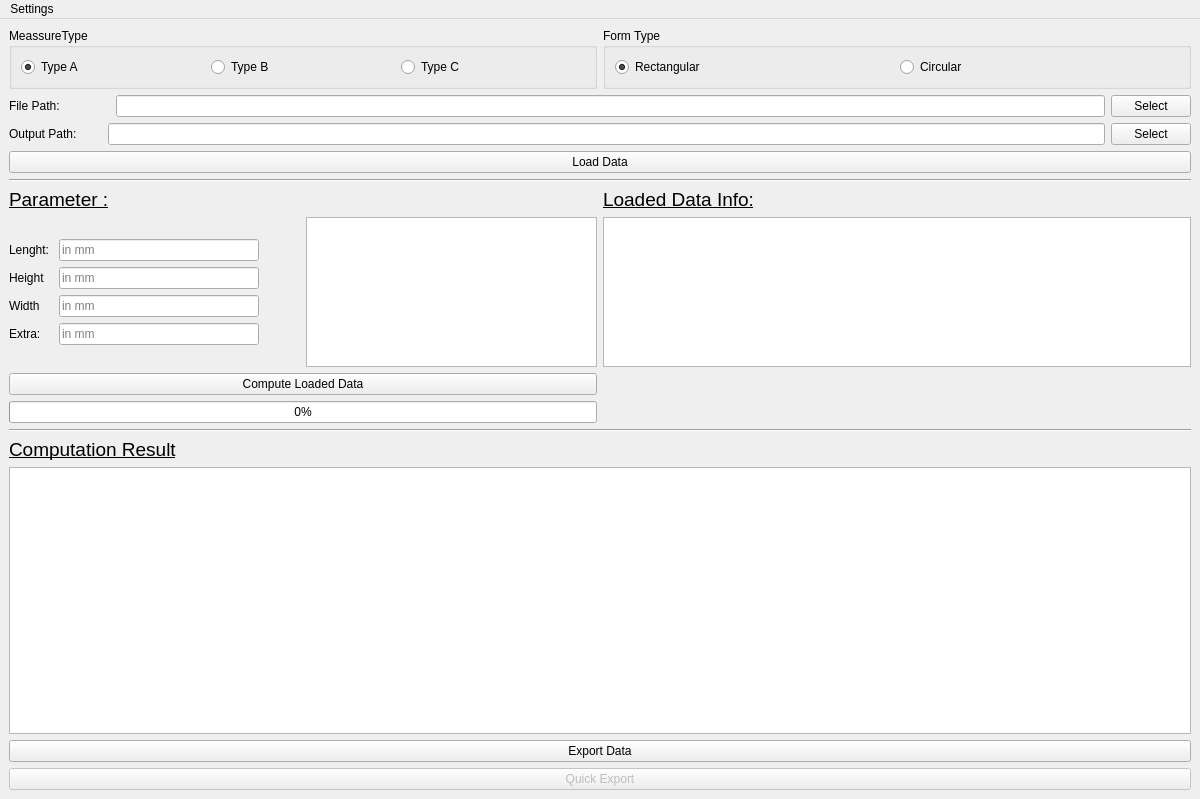
The window that src/view/mainscreen/main_screen.ui (D4rkness/alex_messung) describes before a commit, drawn with Qt 5.
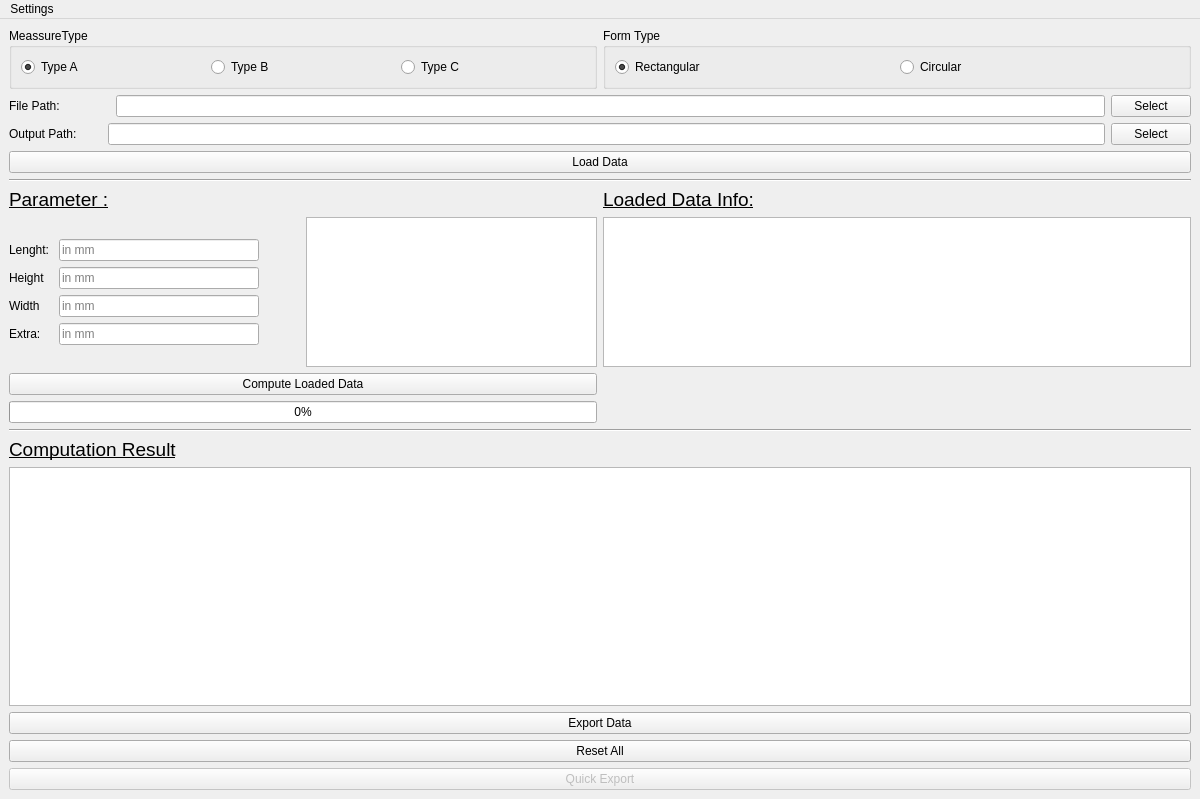
The same window after the commit.

The edit to the form file:
```diff
--- a/src/view/mainscreen/main_screen.ui
+++ b/src/view/mainscreen/main_screen.ui
@@ -399,7 +399,7 @@
     <item>
      <layout class="QVBoxLayout" name="verticalLayout_3">
       <item>
-       <layout class="QVBoxLayout" name="verticalLayout_10" stretch="0,0,0,0">
+       <layout class="QVBoxLayout" name="verticalLayout_10" stretch="0,0,0,0,0">
         <property name="spacing">
          <number>6</number>
         </property>
@@ -420,6 +420,13 @@
           </property>
          </widget>
         </item>
+        <item>
+         <widget class="QPushButton" name="btnResetAll">
+          <property name="text">
+           <string>Reset All</string>
+          </property>
+         </widget>
+        </item>
         <item>
          <widget class="QPushButton" name="btnQuickExport">
           <property name="enabled">
```
